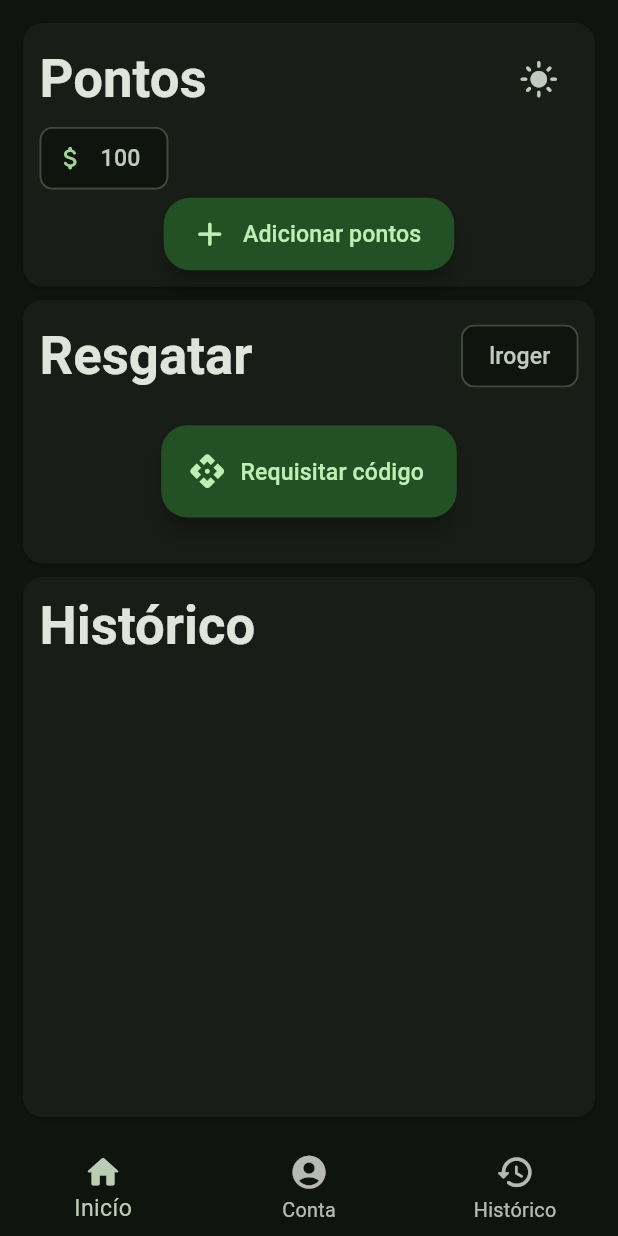
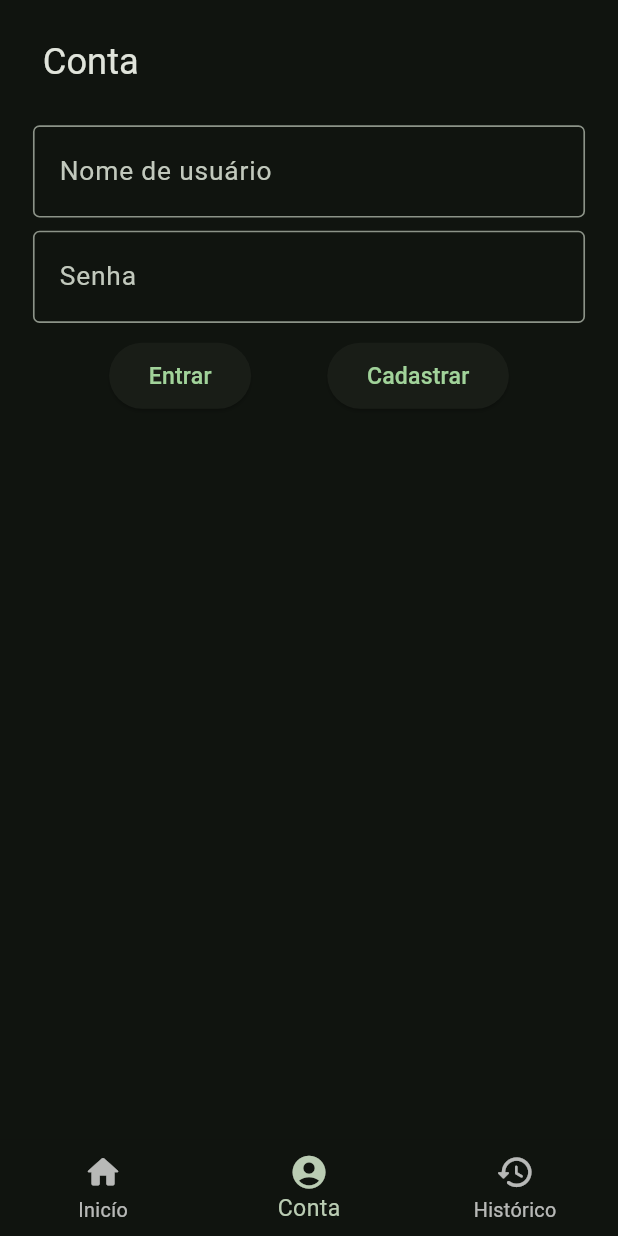
Before and after one commit to LuanRoger/CouponTake, a Flutter app: the screen it shows after launch, on a phone screen of 412 x 824 dp. Run offline on Flutter 3.47's test engine with Material 2 defaults, Android fonts, the phone set to English and light mode, and no system bars; our stand-ins replace flutter_hooks, responsive_framework.

Commit message:
feat: create Account section

```diff
--- a/lib/pages/home_page/home_page.dart
+++ b/lib/pages/home_page/home_page.dart
@@ -1,3 +1,4 @@
+import 'package:cupon_take/pages/home_page/sections/account_section/account_section.dart';
 import 'package:cupon_take/pages/home_page/sections/history_section.dart';
 import 'package:cupon_take/pages/home_page/sections/home_section.dart';
 import 'package:cupon_take/shared/responsive_breakpoints_name.dart';
@@ -10,6 +11,8 @@ class HomePage extends HookWidget {
     switch (index) {
       case 0:
         return HomeSection();
+      case 1:
+        return AccountSection();
       case 2:
         return HistorySection();
       default:
@@ -19,7 +22,7 @@ class HomePage extends HookWidget {
 
   @override
   Widget build(BuildContext context) {
-    const int initialPageIndex = 0;
+    const int initialPageIndex = 1;
     final selectedRailIndexState = useState(initialPageIndex);
     final mainContentState =
         useState<Widget>(_changeDestination(initialPageIndex));
--- /dev/null
+++ b/lib/pages/home_page/sections/account_section/account_section.dart
@@ -0,0 +1,84 @@
+import 'dart:io';
+
+import 'package:cupon_take/pages/home_page/sections/account_section/widgets/user_credentials_form.dart';
+import 'package:flutter/material.dart';
+
+class AccountSection extends StatefulWidget {
+  const AccountSection({super.key});
+
+  @override
+  State<AccountSection> createState() => _AccountSectionState();
+}
+
+class _AccountSectionState extends State<AccountSection> {
+  bool enter = false;
+  late UserCredentialsForm credentialsForm;
+
+  @override
+  void initState() {
+    super.initState();
+
+    credentialsForm = UserCredentialsForm();
+  }
+
+  Widget _buildCredentialsForm() {
+    return Padding(
+      padding: const EdgeInsets.all(10.0),
+      child: Column(
+        mainAxisAlignment: MainAxisAlignment.start,
+        crossAxisAlignment: CrossAxisAlignment.start,
+        children: [
+          credentialsForm,
+          const SizedBox(height: 8),
+          Row(
+            mainAxisAlignment: MainAxisAlignment.spaceEvenly,
+            crossAxisAlignment: CrossAxisAlignment.start,
+            children: [
+              ElevatedButton(
+                  child: Text("Entrar"),
+                  onPressed: () {
+                    if (credentialsForm.formKey.currentState!.validate()) {
+                      setState(() {
+                        enter = true;
+                      });
+                    }
+                  }),
+              ElevatedButton(
+                  child: Text("Cadastrar"),
+                  onPressed: () {
+                    if (credentialsForm.formKey.currentState!.validate()) {
+                      setState(() {
+                        enter = true;
+                      });
+                    }
+                  })
+            ],
+          )
+        ],
+      ),
+    );
+  }
+
+  Widget _buildUserInfo() {
+    return Center(
+      child: Column(children: [
+        Text("lroger"),
+        ElevatedButton.icon(
+            label: Text("Sair"),
+            icon: const Icon(Icons.exit_to_app_rounded),
+            onPressed: () {
+              setState(() {
+                enter = false;
+              });
+            }),
+      ]),
+    );
+  }
+
+  @override
+  Widget build(BuildContext context) {
+    return Scaffold(
+        appBar: AppBar(title: const Text("Conta")),
+        body: enter ? _buildUserInfo() : _buildCredentialsForm());
+  }
+}
--- /dev/null
+++ b/lib/pages/home_page/sections/account_section/widgets/user_credentials_form.dart
@@ -0,0 +1,41 @@
+import 'package:cupon_take/shared/validators/forms_validators.dart';
+import 'package:flutter/material.dart';
+
+class UserCredentialsForm extends StatelessWidget {
+  final GlobalKey<FormState> formKey = GlobalKey();
+
+  UserCredentialsForm({super.key});
+
+  @override
+  Widget build(BuildContext context) {
+    return Form(
+        key: formKey,
+        child: Column(
+          children: [
+            TextFormField(
+              decoration: const InputDecoration(
+                  labelText: "Nome de usuário", border: OutlineInputBorder()),
+              validator: (value) {
+                if (!FormsValidators.checkNotEmptyAndLengh(value, 3)) {
+                  return "O nome deve ter ao menos 3 caracteres.";
+                }
+
+                return null;
+              },
+            ),
+            const SizedBox(height: 8),
+            TextFormField(
+              validator: (value) {
+                if (!FormsValidators.checkNotEmptyAndLengh(value, 8)) {
+                  return "A senha deve ter ao menos 8 caracteres.";
+                }
+
+                return null;
+              },
+              decoration: const InputDecoration(
+                  labelText: "Senha", border: OutlineInputBorder()),
+            )
+          ],
+        ));
+  }
+}
--- /dev/null
+++ b/lib/shared/validators/forms_validators.dart
@@ -0,0 +1,4 @@
+class FormsValidators {
+  static bool checkNotEmptyAndLengh(String? text, int requiredLenght) =>
+      text != null && text.isNotEmpty && text.length >= requiredLenght;
+}
```
Also changed, not shown: pubspec.yaml (+4 -54 lines). Lines whose indentation alone changed are shown as unchanged.
